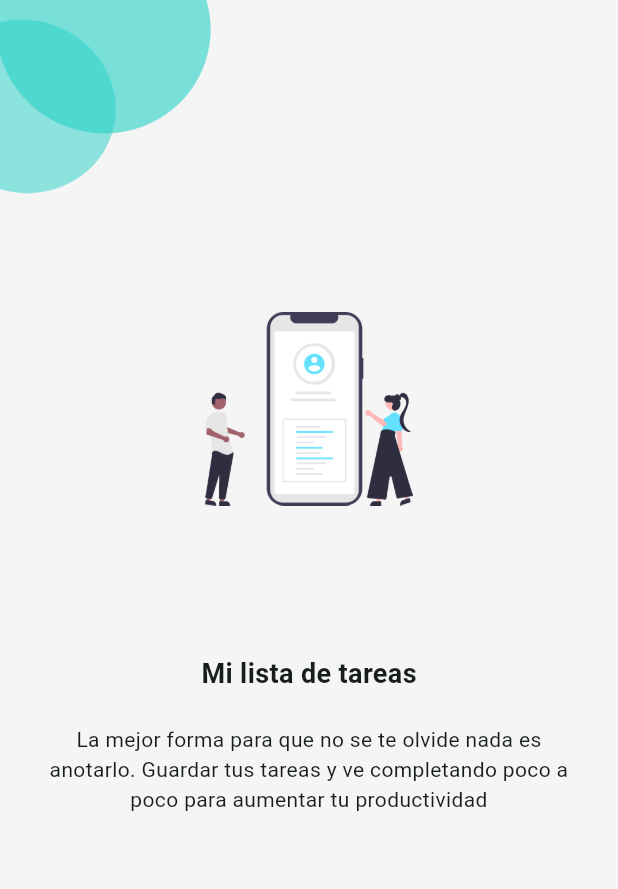
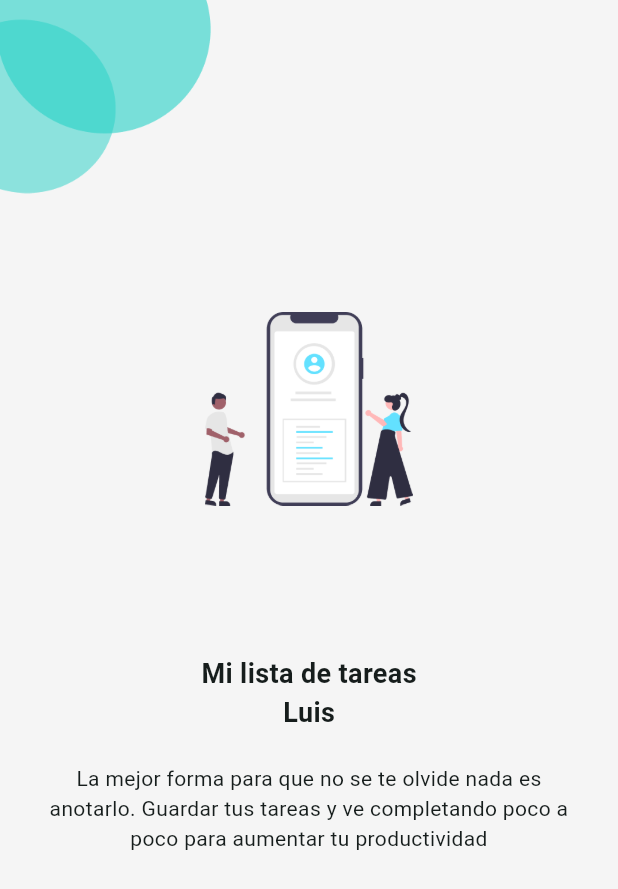
Before and after one commit to LuisFXZ/Lista_De_Tareas, a Flutter app: the screen it shows after launch, on a phone screen of 412 x 824 dp. Shown: the top 889 px of the screen. Run offline on Flutter 3.47's test engine with Material 2 defaults, Android fonts, the phone set to English and light mode, and no system bars.

Commit message:
h1/Luis commit

```diff
--- a/lib/app/view/splash/splash_page.dart
+++ b/lib/app/view/splash/splash_page.dart
@@ -22,6 +22,7 @@ class SplashPage extends StatelessWidget {
           ),
           const SizedBox(height: 99),
           const H1('Mi lista de tareas'),
+          const H1('Luis'),
           const SizedBox(height: 21),
           GestureDetector(
             onTap: () {
```
